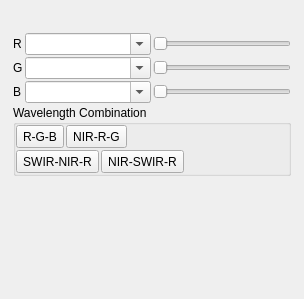
EnMAP-Box/qgispluginsupport, file qps/ui/rasterbandconfigwidget.ui: the form before one commit.
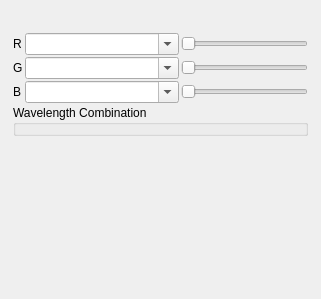
The form after the commit. The open tabs and pages were chosen to show the change. Custom widgets are drawn as their Qt base class.

Commit message: refactored wavelength selectin dialog

Patch:
```diff
--- a/qps/ui/rasterbandconfigwidget.ui
+++ b/qps/ui/rasterbandconfigwidget.ui
@@ -6,7 +6,7 @@
    <rect>
     <x>0</x>
     <y>0</y>
-    <width>269</width>
+    <width>321</width>
     <height>299</height>
    </rect>
   </property>
@@ -234,127 +234,12 @@
          <property name="minimumSize">
           <size>
            <width>0</width>
-           <height>0</height>
+           <height>25</height>
           </size>
          </property>
          <property name="title">
           <string>Wavelength Combination</string>
          </property>
-         <layout class="QVBoxLayout" name="verticalLayout_3">
-          <property name="spacing">
-           <number>2</number>
-          </property>
-          <property name="leftMargin">
-           <number>0</number>
-          </property>
-          <property name="topMargin">
-           <number>0</number>
-          </property>
-          <property name="rightMargin">
-           <number>0</number>
-          </property>
-          <property name="bottomMargin">
-           <number>0</number>
-          </property>
-          <item>
-           <layout class="QHBoxLayout" name="horizontalLayout_2">
-            <property name="spacing">
-             <number>2</number>
-            </property>
-            <property name="topMargin">
-             <number>0</number>
-            </property>
-            <item>
-             <widget class="QToolButton" name="btnSetMBBands_RGB">
-              <property name="minimumSize">
-               <size>
-                <width>0</width>
-                <height>23</height>
-               </size>
-              </property>
-              <property name="text">
-               <string>R-G-B</string>
-              </property>
-             </widget>
-            </item>
-            <item>
-             <widget class="QToolButton" name="btnSetMBBands_NIRRG">
-              <property name="minimumSize">
-               <size>
-                <width>0</width>
-                <height>23</height>
-               </size>
-              </property>
-              <property name="text">
-               <string>NIR-R-G</string>
-              </property>
-             </widget>
-            </item>
-            <item>
-             <spacer name="horizontalSpacer_2">
-              <property name="orientation">
-               <enum>Qt::Horizontal</enum>
-              </property>
-              <property name="sizeHint" stdset="0">
-               <size>
-                <width>0</width>
-                <height>20</height>
-               </size>
-              </property>
-             </spacer>
-            </item>
-           </layout>
-          </item>
-          <item>
-           <layout class="QHBoxLayout" name="horizontalLayout_3">
-            <property name="spacing">
-             <number>2</number>
-            </property>
-            <property name="topMargin">
-             <number>0</number>
-            </property>
-            <item>
-             <widget class="QToolButton" name="btnSetMBBands_SWIRNIRR">
-              <property name="minimumSize">
-               <size>
-                <width>0</width>
-                <height>23</height>
-               </size>
-              </property>
-              <property name="text">
-               <string>SWIR-NIR-R</string>
-              </property>
-             </widget>
-            </item>
-            <item>
-             <widget class="QToolButton" name="btnSetMBBands_NIRSWIRR">
-              <property name="minimumSize">
-               <size>
-                <width>0</width>
-                <height>23</height>
-               </size>
-              </property>
-              <property name="text">
-               <string>NIR-SWIR-R</string>
-              </property>
-             </widget>
-            </item>
-            <item>
-             <spacer name="horizontalSpacer_3">
-              <property name="orientation">
-               <enum>Qt::Horizontal</enum>
-              </property>
-              <property name="sizeHint" stdset="0">
-               <size>
-                <width>0</width>
-                <height>20</height>
-               </size>
-              </property>
-             </spacer>
-            </item>
-           </layout>
-          </item>
-         </layout>
         </widget>
        </item>
        <item row="6" column="2">
```
Left out of the diff: 110 changed lines with no effect on the pictures. The commit also changes 4 other files.
